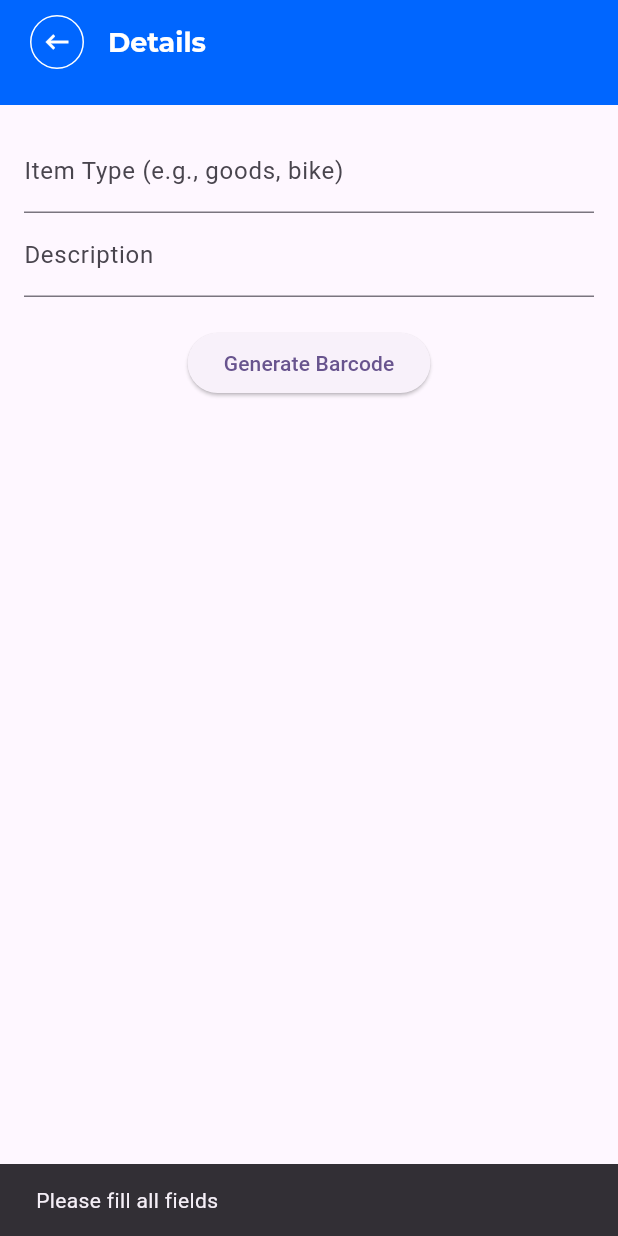
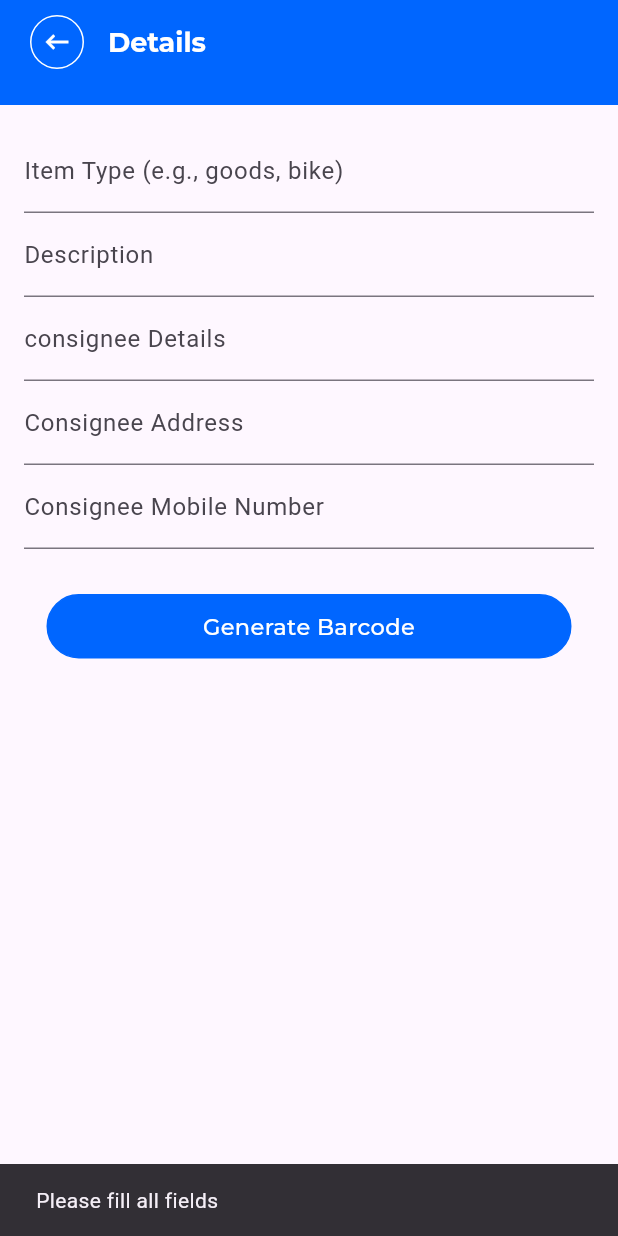
Before and after one commit to Kumarianushka79701/non_pms_generation_project, a Flutter app: the DetailsPage screen opened directly, after a tap on "Generate Barcode", on a phone screen of 412 x 824 dp. Run offline on Flutter 3.47's test engine with Material 3 defaults, Android fonts, the phone set to English and light mode, and no system bars; our stand-ins replace barcode_widget, google_fonts, gradient_borders.

Commit message:
detail page

```diff
--- a/lib/modules/details/views/detailPage.dart
+++ b/lib/modules/details/views/detailPage.dart
@@ -3,21 +3,28 @@ import 'package:flutter/material.dart';
 import 'package:nonpms_scanner_project/modules/home/views/barcode_page.dart';
 import 'package:nonpms_scanner_project/modules/registration/views/sign_up_page.dart';
 import 'package:nonpms_scanner_project/utils/colors.dart';
+import 'package:nonpms_scanner_project/widgets/button.dart';
 import 'package:nonpms_scanner_project/widgets/common_app_bar.dart';
 import 'package:nonpms_scanner_project/widgets/text_widget%20copy.dart';
 
 class DetailsPage extends StatelessWidget {
   final TextEditingController itemTypeController = TextEditingController();
   final TextEditingController descriptionController = TextEditingController();
+  final TextEditingController consigneeDetailsController =
+      TextEditingController();
+  final TextEditingController consigneeAddressController =
+      TextEditingController();
+  final TextEditingController consigneeMobileController =
+      TextEditingController();
 
   DetailsPage({super.key});
 
   @override
   Widget build(BuildContext context) {
     return Scaffold(
-    appBar: getAppBar(context, title: getDetailsAppBarTitle(context), onTap: () {
+      appBar:
+          getAppBar(context, title: getDetailsAppBarTitle(context), onTap: () {
         Navigator.pop(context);
-
       }),
       body: Padding(
         padding: const EdgeInsets.all(16.0),
@@ -25,16 +32,34 @@ class DetailsPage extends StatelessWidget {
           children: [
             TextField(
               controller: itemTypeController,
-              decoration: const InputDecoration(labelText: 'Item Type (e.g., goods, bike)'),
+              decoration: const InputDecoration(
+                  labelText: 'Item Type (e.g., goods, bike)'),
             ),
             TextField(
               controller: descriptionController,
               decoration: const InputDecoration(labelText: 'Description'),
             ),
+            TextField(
+              controller: consigneeDetailsController,
+              decoration: const InputDecoration(labelText: 'consignee Details'),
+            ),
+            TextField(
+              controller: consigneeAddressController,
+              decoration: const InputDecoration(labelText: 'Consignee Address'),
+            ),
+            TextField(
+              controller: consigneeMobileController,
+              decoration:
+                  const InputDecoration(labelText: 'Consignee Mobile Number'),
+            ),
             const SizedBox(height: 20),
-            ElevatedButton(
-              onPressed: () {
-                if (itemTypeController.text.isNotEmpty && descriptionController.text.isNotEmpty) {
+            AButton(
+              label: "Generate Barcode",
+              textAlign: TextAlign.center,
+              width: MediaQuery.of(context).size.width * 02,
+              onTap: () {
+                 if (itemTypeController.text.isNotEmpty &&
+                    descriptionController.text.isNotEmpty) {
                   Navigator.push(
                     context,
                     MaterialPageRoute(
@@ -49,8 +74,8 @@ class DetailsPage extends StatelessWidget {
                     const SnackBar(content: Text('Please fill all fields')),
                   );
                 }
+
               },
-              child: const Text('Generate Barcode'),
             ),
           ],
         ),
@@ -58,8 +83,8 @@ class DetailsPage extends StatelessWidget {
     );
   }
 }
+
 Widget getDetailsAppBarTitle(BuildContext context) {
-
   return const TextWidget(
     label: "Details",
     textColor: AColors.white,
```
Lines whose indentation alone changed are shown as unchanged.
